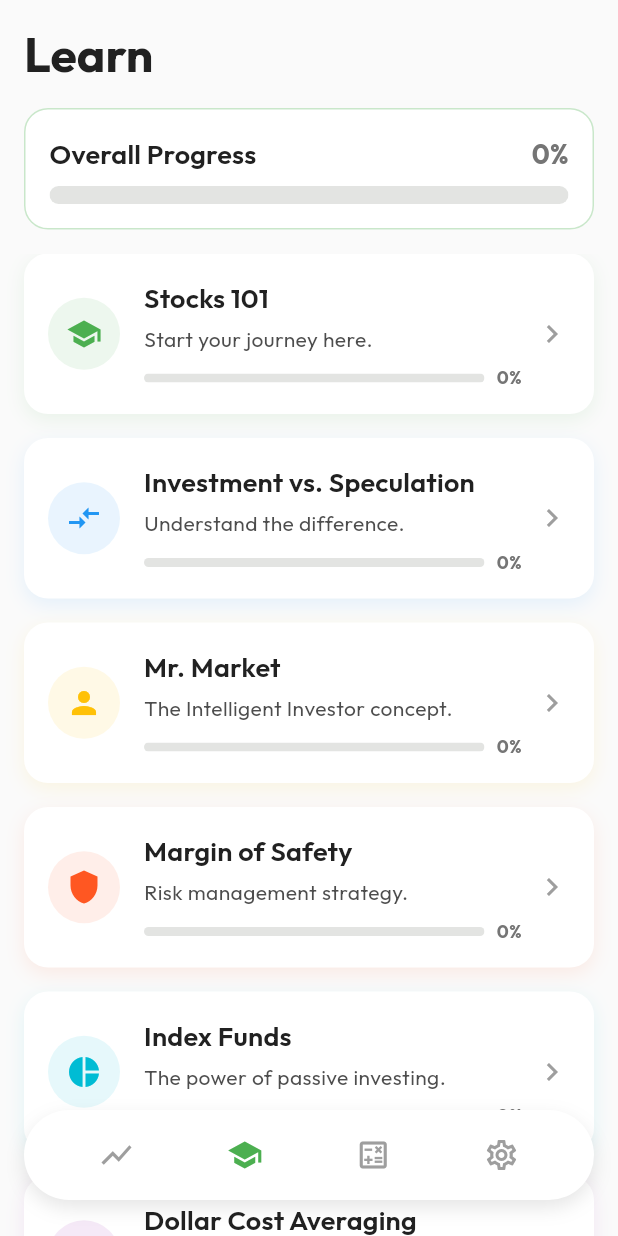
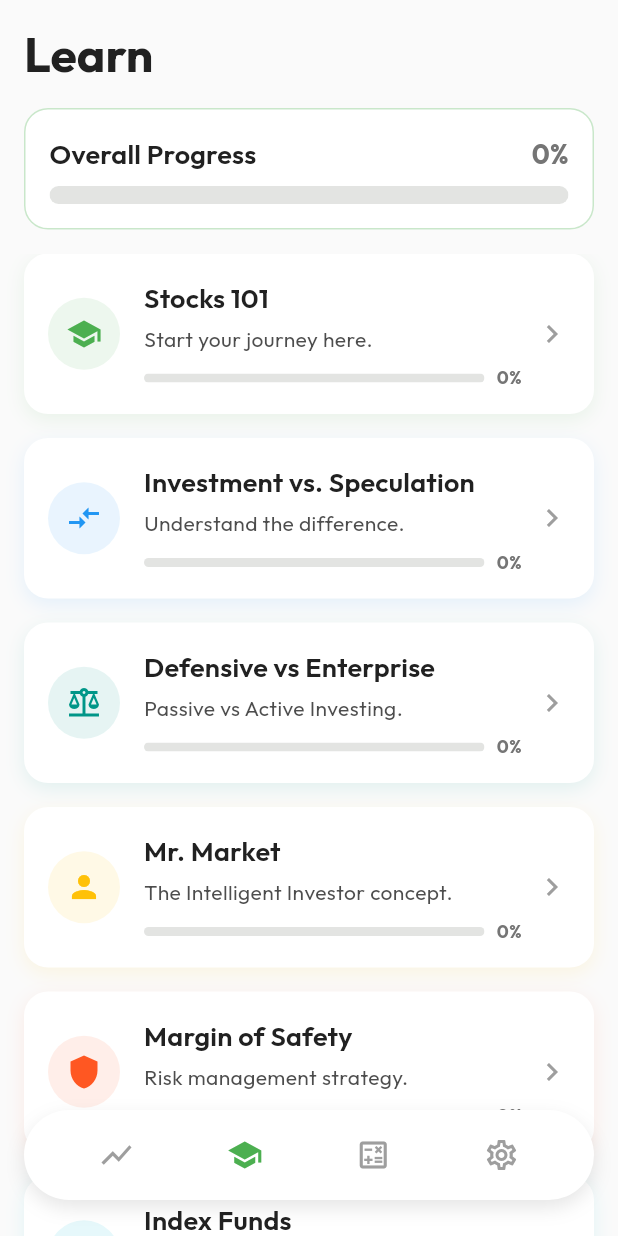
Before and after one commit to swoaib/Investr, a Flutter app: the DashboardScreen screen opened by its route, item 2 of the bottom bar chosen, on a phone screen of 412 x 824 dp. Run offline on Flutter 3.47's test engine with Material 3 defaults, Android fonts, the phone set to English and light mode, and no system bars; our stand-ins replace fl_chart, flutter_svg, go_router, google_fonts, shared_preferences; accounts and stored records are empty; network calls fail.

Commit message:
feat: add new "Defensive vs Enterprise" education lesson with corresponding assets and localizations for multiple languages.

```diff
--- a/lib/l10n/app_en.arb
+++ b/lib/l10n/app_en.arb
@@ -141,5 +141,26 @@
   "learnToInvest": "Learn to Invest",
   "learnToInvestDesc": "Master the basics of investing with our curated educational content.",
   "valueYourPortfolio": "Value Your Portfolio",
-  "valueYourPortfolioDesc": "Use advanced tools to calculate intrinsic value and make informed decisions."
+  "valueYourPortfolioDesc": "Use advanced tools to calculate intrinsic value and make informed decisions.",
+
+  "defensiveVsEnterpriseTitle": "Defensive vs Enterprise",
+  "defensiveVsEnterpriseDesc": "Passive vs Active Investing.",
+
+  "twoPaths": "Two Paths",
+  "twoPathsDesc": "Benjamin Graham defined two distinct types of investors based on the amount of effort they are willing to put in.",
+
+  "theDefensiveInvestor": "The Defensive Investor",
+  "theDefensiveInvestorDesc": "Prioritizes safety and freedom from bother. Their goal is to get decent returns with minimal effort and worry.",
+
+  "defensiveStrategy": "Defensive Strategy",
+  "defensiveStrategyDesc": "They should buy a high-grade index fund or maintain a 50/50 split between stocks and bonds, rebalancing automatically.",
+
+  "theEnterpriseInvestor": "The Enterprise Investor",
+  "theEnterpriseInvestorDesc": "Willing to devote time and care to researching securities. They treat investing as a business or full-time job.",
+
+  "enterpriseStrategy": "Enterprise Strategy",
+  "enterpriseStrategyDesc": "They analyze financial reports to find undervalued companies, seeking higher returns in exchange for their hard work.",
+
+  "theChoice": "The Choice",
+  "theChoiceDesc": "The choice isn't just about risk appetite, but your willingness to work. If you can't put in the hours, be defensive."
 }
--- a/lib/l10n/app_localizations.dart
+++ b/lib/l10n/app_localizations.dart
@@ -909,6 +909,90 @@ abstract class AppLocalizations {
   /// In en, this message translates to:
   /// **'Use advanced tools to calculate intrinsic value and make informed decisions.'**
   String get valueYourPortfolioDesc;
+
+  /// No description provided for @defensiveVsEnterpriseTitle.
+  ///
+  /// In en, this message translates to:
+  /// **'Defensive vs Enterprise'**
+  String get defensiveVsEnterpriseTitle;
+
+  /// No description provided for @defensiveVsEnterpriseDesc.
+  ///
+  /// In en, this message translates to:
+  /// **'Passive vs Active Investing.'**
+  String get defensiveVsEnterpriseDesc;
+
+  /// No description provided for @twoPaths.
+  ///
+  /// In en, this message translates to:
+  /// **'Two Paths'**
+  String get twoPaths;
+
+  /// No description provided for @twoPathsDesc.
+  ///
+  /// In en, this message translates to:
+  /// **'Benjamin Graham defined two distinct types of investors based on the amount of effort they are willing to put in.'**
+  String get twoPathsDesc;
+
+  /// No description provided for @theDefensiveInvestor.
+  ///
+  /// In en, this message translates to:
+  /// **'The Defensive Investor'**
+  String get theDefensiveInvestor;
+
+  /// No description provided for @theDefensiveInvestorDesc.
+  ///
+  /// In en, this message translates to:
+  /// **'Prioritizes safety and freedom from bother. Their goal is to get decent returns with minimal effort and worry.'**
+  String get theDefensiveInvestorDesc;
+
+  /// No description provided for @defensiveStrategy.
+  ///
+  /// In en, this message translates to:
+  /// **'Defensive Strategy'**
+  String get defensiveStrategy;
+
+  /// No description provided for @defensiveStrategyDesc.
+  ///
+  /// In en, this message translates to:
+  /// **'They should buy a high-grade index fund or maintain a 50/50 split between stocks and bonds, rebalancing automatically.'**
+  String get defensiveStrategyDesc;
+
+  /// No description provided for @theEnterpriseInvestor.
+  ///
+  /// In en, this message translates to:
+  /// **'The Enterprise Investor'**
+  String get theEnterpriseInvestor;
+
+  /// No description provided for @theEnterpriseInvestorDesc.
+  ///
+  /// In en, this message translates to:
+  /// **'Willing to devote time and care to researching securities. They treat investing as a business or full-time job.'**
+  String get theEnterpriseInvestorDesc;
+
+  /// No description provided for @enterpriseStrategy.
+  ///
+  /// In en, this message translates to:
+  /// **'Enterprise Strategy'**
+  String get enterpriseStrategy;
+
+  /// No description provided for @enterpriseStrategyDesc.
+  ///
+  /// In en, this message translates to:
+  /// **'They analyze financial reports to find undervalued companies, seeking higher returns in exchange for their hard work.'**
+  String get enterpriseStrategyDesc;
+
+  /// No description provided for @theChoice.
+  ///
+  /// In en, this message translates to:
+  /// **'The Choice'**
+  String get theChoice;
+
+  /// No description provided for @theChoiceDesc.
+  ///
+  /// In en, this message translates to:
+  /// **'The choice isn\'t just about risk appetite, but your willingness to work. If you can\'t put in the hours, be defensive.'**
+  String get theChoiceDesc;
 }
 
 class _AppLocalizationsDelegate
--- a/lib/src/features/education/presentation/learn_screen.dart
+++ b/lib/src/features/education/presentation/learn_screen.dart
@@ -59,6 +59,45 @@ class LearnScreen extends StatelessWidget {
             title: l10n.beAnInvestor,
             description: l10n.beAnInvestorDesc,
             imagePath: 'assets/images/education/long_term_value.svg',
+          ),
+        ],
+      ),
+      Lesson(
+        id: 'defensive_vs_enterprise',
+        title: l10n.defensiveVsEnterpriseTitle,
+        description: l10n.defensiveVsEnterpriseDesc,
+        color: const Color(0xFF009688),
+        icon: Icons.balance,
+        pages: [
+          LessonPage(
+            title: l10n.twoPaths,
+            description: l10n.twoPathsDesc,
+            imagePath: 'assets/images/education/investor_choice.svg',
+          ),
+          LessonPage(
+            title: l10n.theDefensiveInvestor,
+            description: l10n.theDefensiveInvestorDesc,
+            imagePath: 'assets/images/education/defensive_investor.svg',
+          ),
+          LessonPage(
+            title: l10n.defensiveStrategy,
+            description: l10n.defensiveStrategyDesc,
+            imagePath: 'assets/images/education/defensive_strategy.svg',
+          ),
+          LessonPage(
+            title: l10n.theEnterpriseInvestor,
+            description: l10n.theEnterpriseInvestorDesc,
+            imagePath: 'assets/images/education/enterprise_investor.svg',
+          ),
+          LessonPage(
+            title: l10n.enterpriseStrategy,
+            description: l10n.enterpriseStrategyDesc,
+            imagePath: 'assets/images/education/enterprise_strategy.svg',
+          ),
+          LessonPage(
+            title: l10n.theChoice,
+            description: l10n.theChoiceDesc,
+            imagePath: 'assets/images/education/intelligent_choice.svg',
           ),
         ],
       ),
```
Also changed, not shown: lib/l10n/app_ja.arb (+16 -1 lines), lib/l10n/app_localizations_en.dart (+48 -0 lines), lib/l10n/app_localizations_ja.dart (+47 -0 lines), lib/l10n/app_localizations_no.dart (+48 -0 lines), lib/l10n/app_no.arb (+16 -1 lines), assets/images/education/defensive_investor.svg (added), assets/images/education/defensive_strategy.svg (added), assets/images/education/enterprise_investor.svg (added), assets/images/education/enterprise_strategy.svg (added), assets/images/education/intelligent_choice.svg (added), assets/images/education/investor_choice.svg (added).
